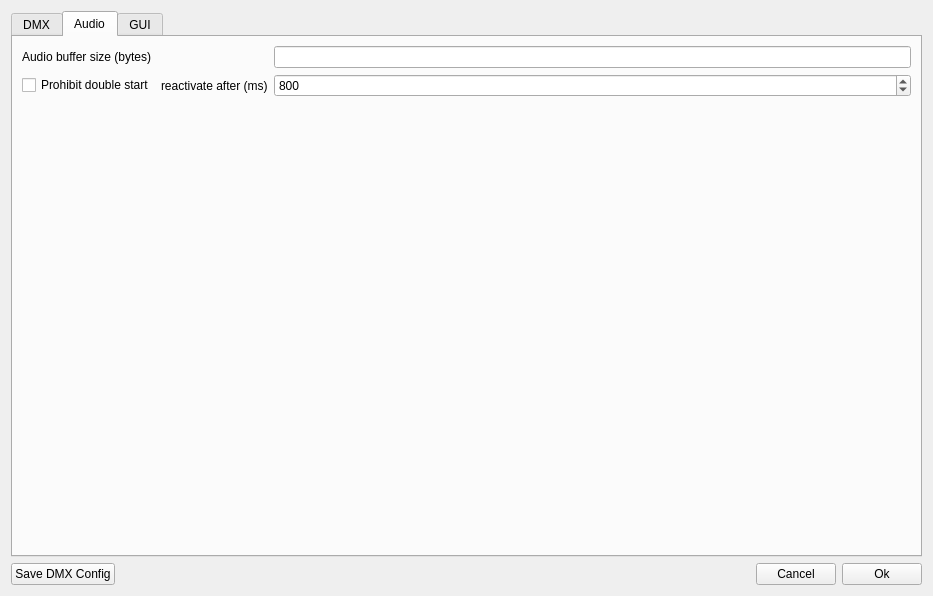
This is StageRunner/gui/setupwidget.ui in Pit1966/StageRunner as Qt 5 draws it before an edit. The edited form follows.
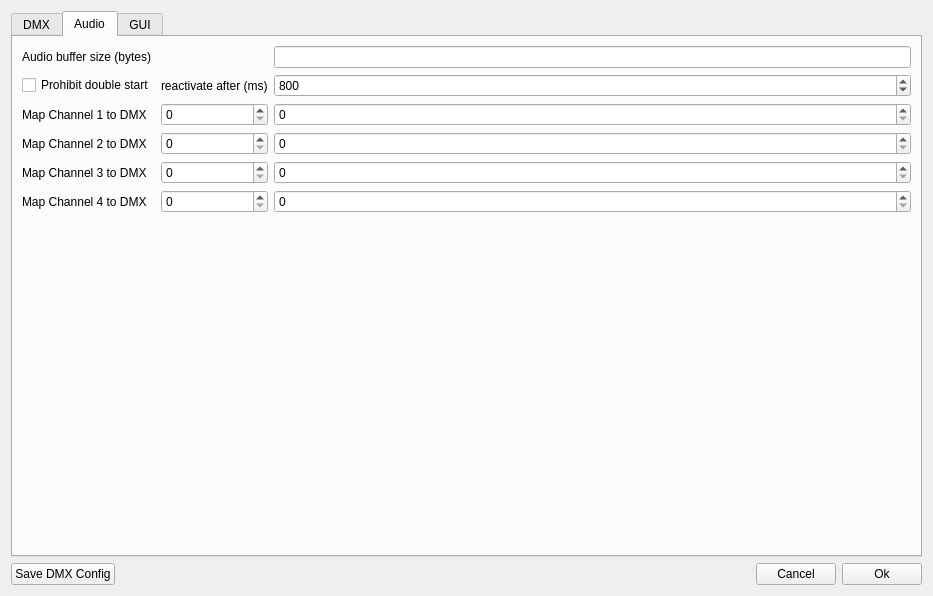
This is the edited form. The open tabs and pages were chosen to show the change.

Commit message: AudioControl mit DMX verbunden

What changed in the file:
```diff
--- a/StageRunner/gui/setupwidget.ui
+++ b/StageRunner/gui/setupwidget.ui
@@ -81,7 +81,14 @@
        <string>Audio</string>
       </attribute>
       <layout class="QGridLayout" name="gridLayout_2">
-       <item row="0" column="3">
+       <item row="0" column="0">
+        <widget class="QLabel" name="label_2">
+         <property name="text">
+          <string>Audio buffer size (bytes)</string>
+         </property>
+        </widget>
+       </item>
+       <item row="0" column="2">
         <widget class="QLineEdit" name="audioBufferSizeEdit"/>
        </item>
        <item row="1" column="0">
@@ -91,14 +98,111 @@
          </property>
         </widget>
        </item>
-       <item row="0" column="0">
-        <widget class="QLabel" name="label_2">
+       <item row="1" column="1">
+        <widget class="QLabel" name="reactivateAudioLabel">
          <property name="text">
-          <string>Audio buffer size (bytes)</string>
+          <string>reactivate after (ms)</string>
+         </property>
+        </widget>
+       </item>
+       <item row="1" column="2">
+        <widget class="QSpinBox" name="reactivateAudioTimeSpin">
+         <property name="maximum">
+          <number>10000</number>
+         </property>
+         <property name="singleStep">
+          <number>25</number>
+         </property>
+         <property name="value">
+          <number>800</number>
+         </property>
+        </widget>
+       </item>
+       <item row="2" column="0">
+        <widget class="QLabel" name="mapAudioToChannelLabel1">
+         <property name="text">
+          <string>Map Channel 1 to DMX</string>
          </property>
         </widget>
        </item>
        <item row="2" column="1">
+        <widget class="QSpinBox" name="mapAudioToUniv1">
+         <property name="maximum">
+          <number>4</number>
+         </property>
+        </widget>
+       </item>
+       <item row="2" column="2">
+        <widget class="QSpinBox" name="mapAudioToDmx1">
+         <property name="maximum">
+          <number>512</number>
+         </property>
+        </widget>
+       </item>
+       <item row="3" column="0">
+        <widget class="QLabel" name="mapAudioToChannelLabel1_2">
+         <property name="text">
+          <string>Map Channel 2 to DMX</string>
+         </property>
+        </widget>
+       </item>
+       <item row="3" column="1">
+        <widget class="QSpinBox" name="mapAudioToUniv2">
+         <property name="maximum">
+          <number>4</number>
+         </property>
+        </widget>
+       </item>
+       <item row="3" column="2">
+        <widget class="QSpinBox" name="mapAudioToDmx2">
+         <property name="maximum">
+          <number>512</number>
+         </property>
+        </widget>
+       </item>
+       <item row="4" column="0">
+        <widget class="QLabel" name="mapAudioToChannelLabel1_3">
+         <property name="text">
+          <string>Map Channel 3 to DMX</string>
+         </property>
+        </widget>
+       </item>
+       <item row="4" column="1">
+        <widget class="QSpinBox" name="mapAudioToUniv3">
+         <property name="maximum">
+          <number>4</number>
+         </property>
+        </widget>
+       </item>
+       <item row="4" column="2">
+        <widget class="QSpinBox" name="mapAudioToDmx3">
+         <property name="maximum">
+          <number>512</number>
+         </property>
+        </widget>
+       </item>
+       <item row="5" column="0">
+        <widget class="QLabel" name="mapAudioToChannelLabel1_4">
+         <property name="text">
+          <string>Map Channel 4 to DMX</string>
+         </property>
+        </widget>
+       </item>
+       <item row="5" column="1">
+        <widget class="QSpinBox" name="mapAudioToUniv4">
+         <property name="maximum">
+          <number>4</number>
+         </property>
+        </widget>
+       </item>
+       <item row="5" column="2">
+        <widget class="QSpinBox" name="mapAudioToDmx4">
+         <property name="maximum">
+          <number>512</number>
+         </property>
+        </widget>
+       </item>
+       <item row="6" column="1">
         <spacer name="verticalSpacer_2">
          <property name="orientation">
           <enum>Qt::Vertical</enum>
@@ -111,26 +215,6 @@
          </property>
         </spacer>
        </item>
-       <item row="1" column="1">
-        <widget class="QLabel" name="reactivateAudioLabel">
-         <property name="text">
-          <string>reactivate after (ms)</string>
-         </property>
-        </widget>
-       </item>
-       <item row="1" column="3">
-        <widget class="QSpinBox" name="reactivateAudioTimeSpin">
-         <property name="maximum">
-          <number>10000</number>
-         </property>
-         <property name="singleStep">
-          <number>25</number>
-         </property>
-         <property name="value">
-          <number>800</number>
-         </property>
-        </widget>
-       </item>
       </layout>
      </widget>
      <widget class="QWidget" name="guiTab">
```
The commit also changes 8 other files.
